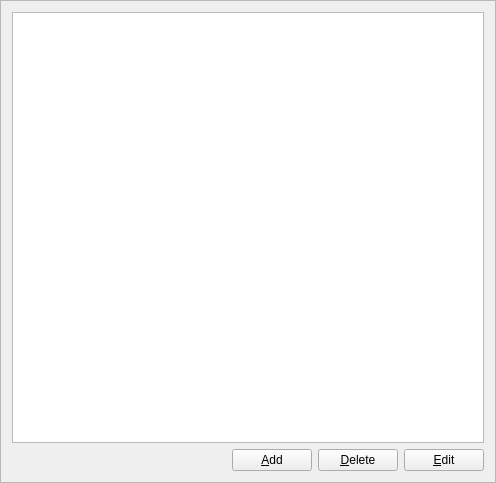
The window that Combo/ComboTableFrame.ui (xmichelo/Beeftext) describes before a commit, drawn with Qt 5.
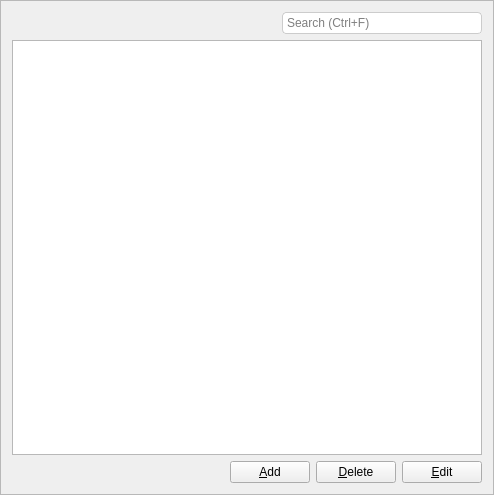
The same window after the commit.

Commit message: Implemented filtering of combo list.

What changed in the file:
```diff
--- a/Combo/ComboTableFrame.ui
+++ b/Combo/ComboTableFrame.ui
@@ -6,8 +6,8 @@
    <rect>
     <x>0</x>
     <y>0</y>
-    <width>496</width>
-    <height>483</height>
+    <width>494</width>
+    <height>495</height>
    </rect>
   </property>
   <property name="windowTitle">
@@ -20,6 +20,52 @@
    <enum>QFrame::Raised</enum>
   </property>
   <layout class="QVBoxLayout" name="verticalLayout">
+   <item>
+    <layout class="QHBoxLayout" name="horizontalLayout_2">
+     <item>
+      <spacer name="horizontalSpacer">
+       <property name="orientation">
+        <enum>Qt::Horizontal</enum>
+       </property>
+       <property name="sizeHint" stdset="0">
+        <size>
+         <width>40</width>
+         <height>20</height>
+        </size>
+       </property>
+      </spacer>
+     </item>
+     <item>
+      <widget class="QLineEdit" name="editSearch">
+       <property name="minimumSize">
+        <size>
+         <width>200</width>
+         <height>0</height>
+        </size>
+       </property>
+       <property name="maximumSize">
+        <size>
+         <width>200</width>
+         <height>16777215</height>
+        </size>
+       </property>
+       <property name="styleSheet">
+        <string notr="true">QLineEdit {
+   border-radius: 4px;
+   border: 1px solid #ccc; 
+   padding: 2px;
+}</string>
+       </property>
+       <property name="placeholderText">
+        <string>Search (Ctrl+F)</string>
+       </property>
+       <property name="clearButtonEnabled">
+        <bool>true</bool>
+       </property>
+      </widget>
+     </item>
+    </layout>
+   </item>
    <item>
     <widget class="QTableView" name="tableComboList">
      <property name="editTriggers">
```
Left out of the diff: 24 changed lines with no effect on the pictures. The commit also changes 6 other files.
